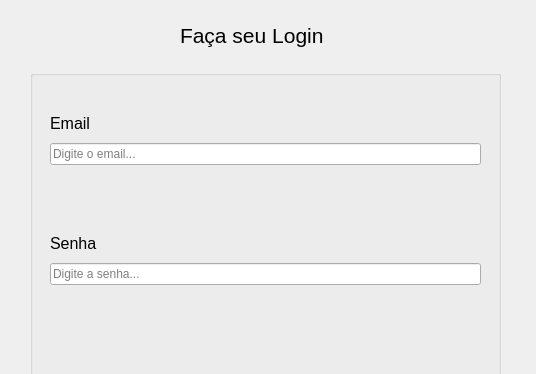
First picture: the form in src/ui/loginwindow.ui, repository gustavopresoti/ControleDeComandas, before the edit; both pictures show x 0 to 536 and y 0 to 374 of the 536 by 535 pixel window.
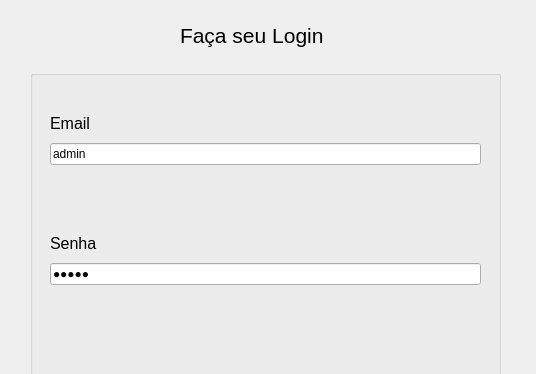
Second picture: the form after the edit.

The edit to the form file:
```diff
--- a/src/ui/loginwindow.ui
+++ b/src/ui/loginwindow.ui
@@ -64,7 +64,7 @@
       <item>
        <widget class="QLineEdit" name="lineEdit_Email">
         <property name="text">
-         <string/>
+         <string>admin</string>
         </property>
         <property name="placeholderText">
          <string>Digite o email...</string>
@@ -101,7 +101,7 @@
          <enum>Qt::DefaultContextMenu</enum>
         </property>
         <property name="text">
-         <string/>
+         <string>admin</string>
         </property>
         <property name="echoMode">
          <enum>QLineEdit::Password</enum>
```
Left out of the diff: 10 changed lines with no effect on the pictures.
